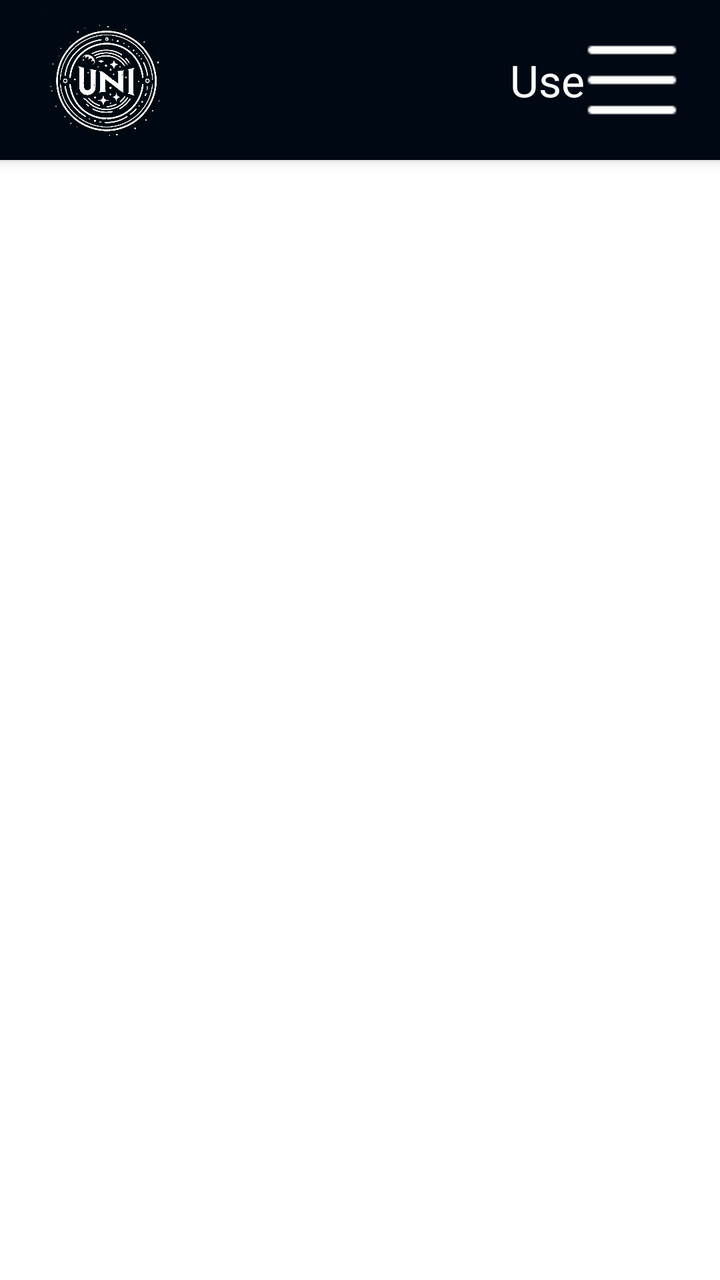
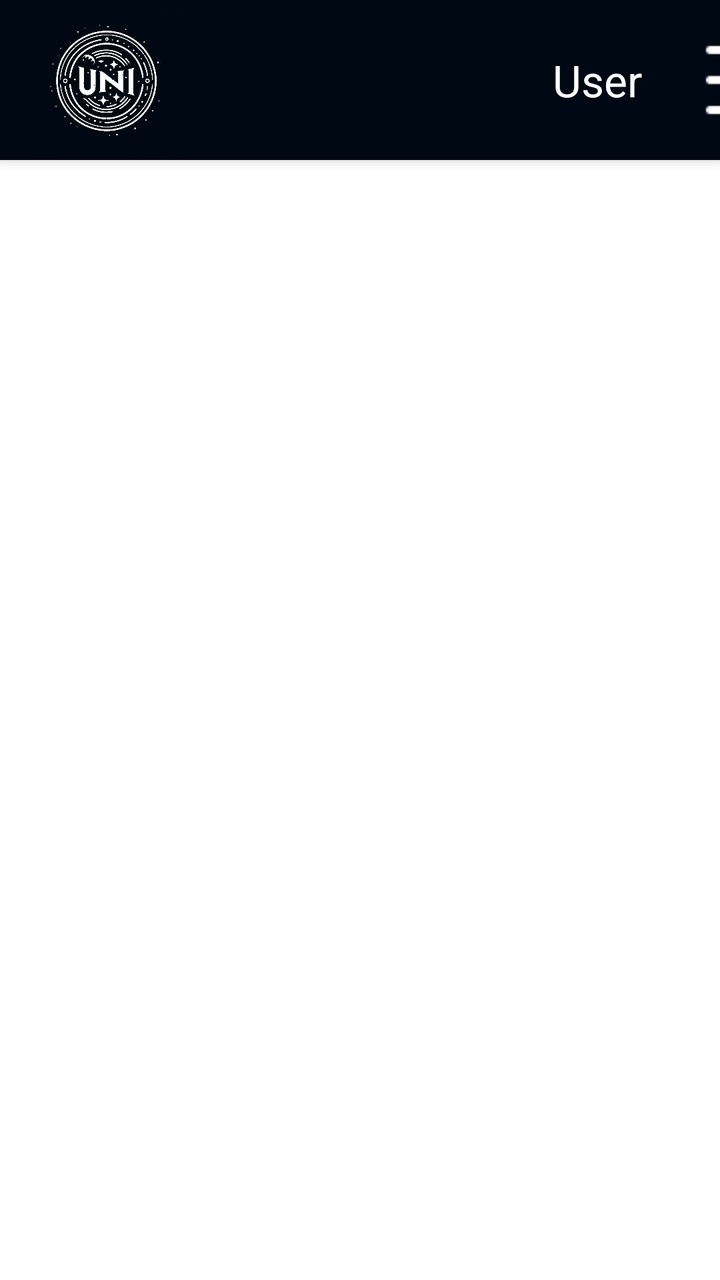

An Android layout rendered at two revisions. The XML below is the earlier revision; the diff shows what the commit changed to produce the second picture.
<!-- AndroidManifest.xml: application theme Theme.UNIverse -->
<!-- res/layout/activity_actionbar.xml -->
<?xml version="1.0" encoding="utf-8"?>
<androidx.coordinatorlayout.widget.CoordinatorLayout xmlns:android="http://schemas.android.com/apk/res/android"
    xmlns:app="http://schemas.android.com/apk/res-auto"
    android:id="@+id/mainBar"
    android:layout_width="match_parent"
    android:layout_height="match_parent">

    <com.google.android.material.appbar.AppBarLayout
        android:layout_width="match_parent"
        android:layout_height="80dp"

        android:theme="@style/AppTheme.WithMain">

        <androidx.appcompat.widget.Toolbar
            android:id="@+id/toolbar"
            android:layout_width="match_parent"
            android:layout_height="match_parent"
            android:background="@color/backgroundUniverse"
            android:popupTheme="@style/AppTheme.PopupOverlay">

            
            <ImageView
                android:id="@+id/logo"
                android:layout_width="75dp"
                android:layout_height="75dp"
                android:src="@drawable/universe_logo"
                android:layout_gravity="start"
                android:clickable="true"
                android:contentDescription="logo"/>

            
            <TextView
                android:id="@+id/username"
                android:layout_width="wrap_content"
                android:layout_height="wrap_content"
                android:text="User"
                android:textColor="@android:color/white"
                android:textSize="22sp"
                android:layout_marginStart="180dp"
                android:layout_gravity="center"
                android:maxWidth="150dp"/>

            
            <ImageButton
                android:id="@+id/menuButton"
                android:layout_width="48dp"
                android:layout_height="48dp"
                android:src="@drawable/ic_menu"
                android:background="@color/backgroundUniverse"
                android:contentDescription="menu"
                android:layout_gravity="end"
                android:layout_marginEnd="20dp"/>

        </androidx.appcompat.widget.Toolbar>

    </com.google.android.material.appbar.AppBarLayout>

</androidx.coordinatorlayout.widget.CoordinatorLayout>
<!-- resources referenced by this layout -->
<resources>
  <color name="backgroundUniverse">#000813</color>
  <!-- drawable ic_menu: png bitmap (drawable, 175 bytes) -->
  <!-- drawable universe_logo: jpg bitmap (drawable, 114702 bytes) -->
  <style name="AppTheme.PopupOverlay" parent="ThemeOverlay.AppCompat.Light">
          
          <item name="android:colorBackground">@color/backgroundUniverse</item>
          <item name="android:textColor">@color/white</item>
          <item name="android:textSize">16sp</item>
          
      </style>
  <style name="AppTheme.WithMain" parent="Theme.AppCompat.Light.DarkActionBar">
          
          
          <item name="colorPrimary">#303030</item>
          
          <item name="colorPrimaryDark">#424242</item>
          
          <item name="colorAccent">#FF5252</item>
          <item name="android:windowActionBarOverlay">true</item>
      </style>
  <style name="Theme.UNIverse" parent="Theme.MaterialComponents.DayNight.NoActionBar">
          
          <item name="colorPrimary">@color/cyan</item>
          <item name="colorPrimaryVariant">@color/purple_700</item>
          <item name="colorOnPrimary">@color/white</item>
          
          <item name="colorSecondary">@color/teal_200</item>
          <item name="colorSecondaryVariant">@color/teal_700</item>
          <item name="colorOnSecondary">@color/black</item>
          
          <item name="android:statusBarColor">?attr/colorPrimaryVariant</item>
          
          <item name="colorButtonNormal">@color/cyan</item>
      </style>
  <color name="white">#FFFFFFFF</color>
  <color name="cyan">#049B90</color>
  <color name="purple_700">#FF3700B3</color>
  <color name="teal_200">#FF03DAC5</color>
  <color name="teal_700">#FF018786</color>
  <color name="black">#FF000000</color>
</resources>

<!-- the commit's change to res/layout/activity_actionbar.xml (unified diff, before → after) -->
@@ -24,21 +24,21 @@
                 android:layout_width="75dp"
                 android:layout_height="75dp"
                 android:src="@drawable/universe_logo"
-                android:layout_gravity="start"
                 android:clickable="true"
                 android:contentDescription="logo"/>
 
             
             <TextView
                 android:id="@+id/username"
-                android:layout_width="wrap_content"
+                android:layout_width="240dp"
                 android:layout_height="wrap_content"
                 android:text="User"
+                android:textAlignment="textEnd"
+                android:padding="10dp"
                 android:textColor="@android:color/white"
                 android:textSize="22sp"
-                android:layout_marginStart="180dp"
-                android:layout_gravity="center"
-                android:maxWidth="150dp"/>
+                android:layout_marginEnd="20dp"
+                android:maxWidth="150dp" />
 
             
             <ImageButton
@@ -48,8 +48,7 @@
                 android:src="@drawable/ic_menu"
                 android:background="@color/backgroundUniverse"
                 android:contentDescription="menu"
-                android:layout_gravity="end"
-                android:layout_marginEnd="20dp"/>
+                android:layout_marginEnd="10dp"/>
 
         </androidx.appcompat.widget.Toolbar>
 
